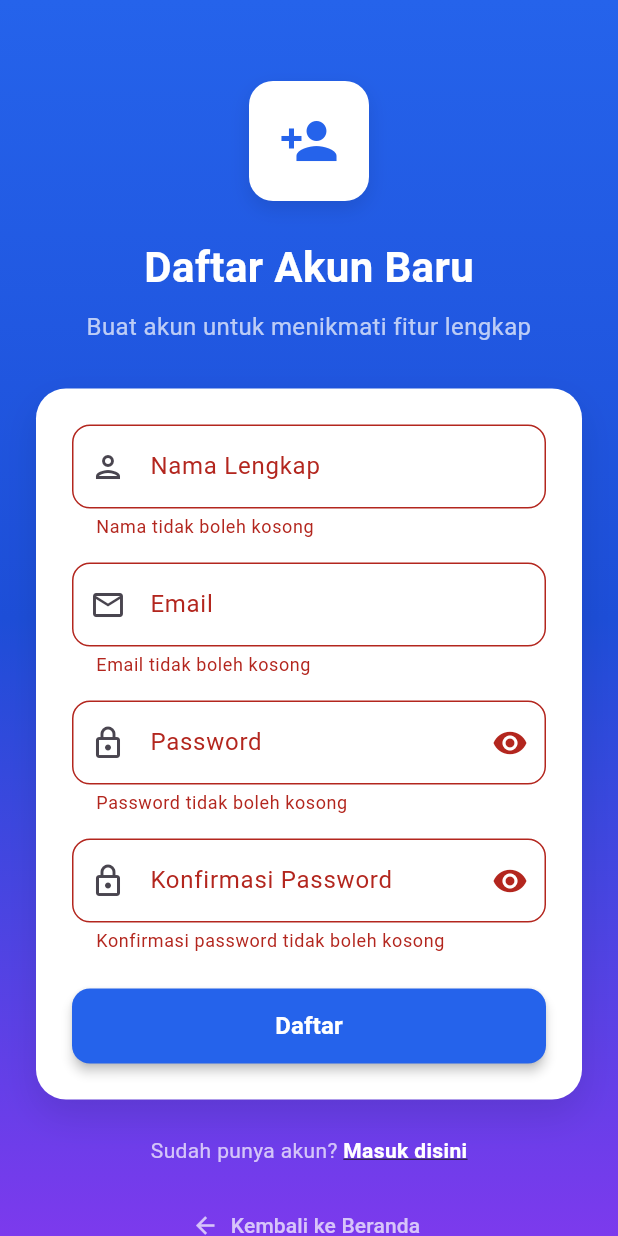
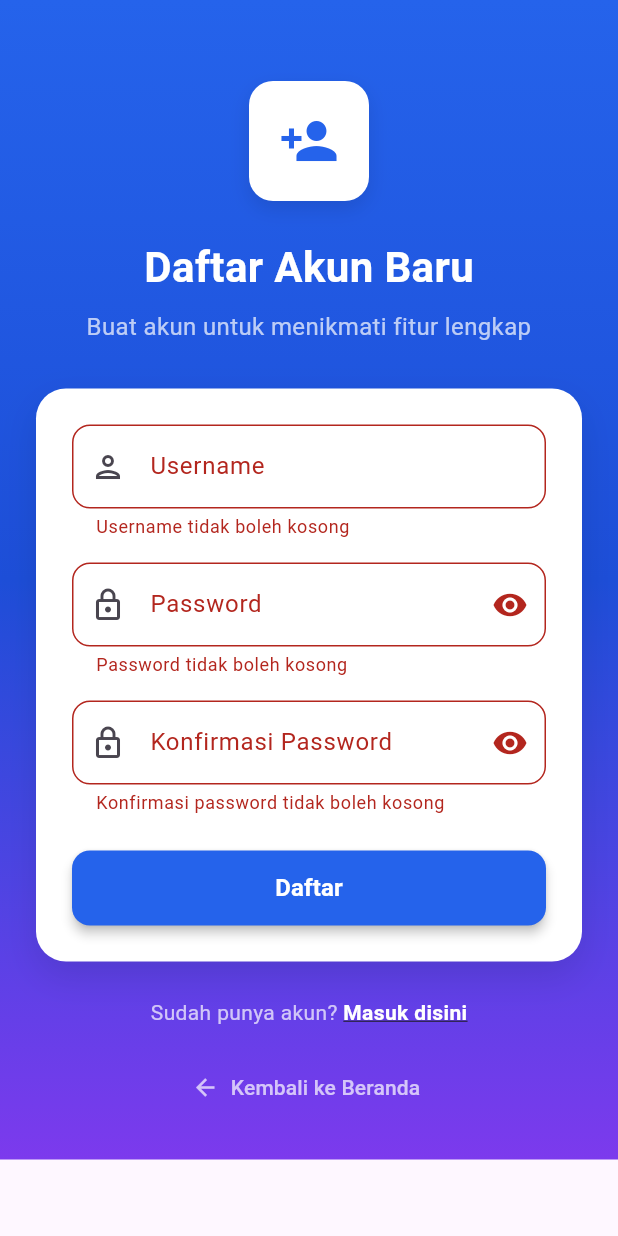
Before and after one commit to Kyz7/m_smart_planner, a Flutter app: the RegisterScreen screen opened by its route, after a tap on "Daftar", on a phone screen of 412 x 824 dp. Run offline on Flutter 3.47's test engine with Material 3 defaults, Android fonts, the phone set to English and light mode, and no system bars; our stand-ins replace cached_network_image, geocoding, geolocator, share_plus, shared_preferences, webview_flutter; accounts and stored records are empty; network calls fail.

Commit message:
login fix

```diff
--- a/lib/providers/auth_provider.dart
+++ b/lib/providers/auth_provider.dart
@@ -31,12 +31,14 @@ class AuthProvider with ChangeNotifier {
     }
   }
 
-  Future<bool> login(String email, String password) async {
+  // Changed parameter name from 'email' to 'username'
+  Future<bool> login(String username, String password) async {
     _isLoading = true;
     notifyListeners();
 
     try {
-      final response = await ApiService.login(email, password);
+      // Pass username instead of email to the API service
+      final response = await ApiService.login(username, password);
 
       final prefs = await SharedPreferences.getInstance();
       await prefs.setString('token', response['token']);
--- a/lib/screens/login_screen.dart
+++ b/lib/screens/login_screen.dart
@@ -11,13 +11,13 @@ class LoginScreen extends StatefulWidget {
 
 class _LoginScreenState extends State<LoginScreen> {
   final _formKey = GlobalKey<FormState>();
-  final _emailController = TextEditingController();
+  final _usernameController = TextEditingController(); // Changed from _emailController
   final _passwordController = TextEditingController();
   bool _obscurePassword = true;
 
   @override
   void dispose() {
-    _emailController.dispose();
+    _usernameController.dispose(); // Changed from _emailController
     _passwordController.dispose();
     super.dispose();
   }
@@ -29,7 +29,7 @@ class _LoginScreenState extends State<LoginScreen> {
 
       try {
         final success = await authProvider.login(
-          _emailController.text.trim(),
+          _usernameController.text.trim(), // Changed from _emailController
           _passwordController.text,
         );
 
@@ -136,11 +136,11 @@ class _LoginScreenState extends State<LoginScreen> {
                     child: Column(
                       children: [
                         TextFormField(
-                          controller: _emailController,
-                          keyboardType: TextInputType.emailAddress,
+                          controller: _usernameController, // Changed from _emailController
+                          keyboardType: TextInputType.text, // Changed from emailAddress
                           decoration: InputDecoration(
-                            labelText: 'Email',
-                            prefixIcon: Icon(Icons.email_outlined),
+                            labelText: 'Username', // Changed from 'Email'
+                            prefixIcon: Icon(Icons.person_outlined), // Changed from email_outlined
                             border: OutlineInputBorder(
                               borderRadius: BorderRadius.circular(12),
                             ),
@@ -151,11 +151,9 @@ class _LoginScreenState extends State<LoginScreen> {
                           ),
                           validator: (value) {
                             if (value == null || value.isEmpty) {
-                              return 'Email tidak boleh kosong';
+                              return 'Username tidak boleh kosong'; // Changed validation message
                             }
-                            if (!RegExp(r'^[\w-\.]+@([\w-]+\.)+[\w-]{2,4}$').hasMatch(value)) {
-                              return 'Format email tidak valid';
-                            }
+                            // Removed email regex validation
                             return null;
                           },
                         ),
--- a/lib/screens/register_screen.dart
+++ b/lib/screens/register_screen.dart
@@ -10,8 +10,7 @@ class RegisterScreen extends StatefulWidget {
 
 class _RegisterScreenState extends State<RegisterScreen> {
   final _formKey = GlobalKey<FormState>();
-  final _nameController = TextEditingController();
-  final _emailController = TextEditingController();
+  final _usernameController = TextEditingController();
   final _passwordController = TextEditingController();
   final _confirmPasswordController = TextEditingController();
   bool _obscurePassword = true;
@@ -19,8 +18,7 @@ class _RegisterScreenState extends State<RegisterScreen> {
 
   @override
   void dispose() {
-    _nameController.dispose();
-    _emailController.dispose();
+    _usernameController.dispose();
     _passwordController.dispose();
     _confirmPasswordController.dispose();
     super.dispose();
@@ -32,19 +30,19 @@ class _RegisterScreenState extends State<RegisterScreen> {
 
       try {
         final success = await authProvider.register({
-          'name': _nameController.text.trim(),
-          'email': _emailController.text.trim(),
+          'username': _usernameController.text.trim(),
           'password': _passwordController.text,
         });
 
         if (success) {
           ScaffoldMessenger.of(context).showSnackBar(
             SnackBar(
-              content: Text('Registrasi berhasil!'),
+              content: Text('Pendaftaran berhasil! Silakan login dengan akun Anda.'),
               backgroundColor: Colors.green,
             ),
           );
-          Navigator.pushReplacementNamed(context, '/home');
+          // Navigate to login instead of home after successful registration
+          Navigator.pushReplacementNamed(context, '/login');
         }
       } catch (e) {
         ScaffoldMessenger.of(context).showSnackBar(
@@ -137,10 +135,9 @@ class _RegisterScreenState extends State<RegisterScreen> {
                     child: Column(
                       children: [
                         TextFormField(
-                          controller: _nameController,
-                          textCapitalization: TextCapitalization.words,
+                          controller: _usernameController,
                           decoration: InputDecoration(
-                            labelText: 'Nama Lengkap',
+                            labelText: 'Username',
                             prefixIcon: Icon(Icons.person_outlined),
                             border: OutlineInputBorder(
                               borderRadius: BorderRadius.circular(12),
@@ -152,35 +149,10 @@ class _RegisterScreenState extends State<RegisterScreen> {
                           ),
                           validator: (value) {
                             if (value == null || value.isEmpty) {
-                              return 'Nama tidak boleh kosong';
+                              return 'Username tidak boleh kosong';
                             }
-                            if (value.length < 2) {
-                              return 'Nama terlalu pendek';
-                            }
-                            return null;
-                          },
-                        ),
-                        SizedBox(height: 16),
-                        TextFormField(
-                          controller: _emailController,
-                          keyboardType: TextInputType.emailAddress,
-                          decoration: InputDecoration(
-                            labelText: 'Email',
-                            prefixIcon: Icon(Icons.email_outlined),
-                            border: OutlineInputBorder(
-                              borderRadius: BorderRadius.circular(12),
-                            ),
-                            focusedBorder: OutlineInputBorder(
-                              borderRadius: BorderRadius.circular(12),
-                              borderSide: BorderSide(color: Color(0xFF2563EB)),
-                            ),
-                          ),
-                          validator: (value) {
-                            if (value == null || value.isEmpty) {
-                              return 'Email tidak boleh kosong';
-                            }
-                            if (!RegExp(r'^[\w-\.]+@([\w-]+\.)+[\w-]{2,4}$').hasMatch(value)) {
-                              return 'Format email tidak valid';
+                            if (value.length < 3) {
+                              return 'Username minimal 3 karakter';
                             }
                             return null;
                           },
--- a/lib/services/api_service.dart
+++ b/lib/services/api_service.dart
@@ -19,11 +19,11 @@ class ApiService {
   }
 
   // Authentication
-  static Future<Map<String, dynamic>> login(String email, String password) async {
+  static Future<Map<String, dynamic>> login(String username, String password) async {
     final response = await http.post(
       Uri.parse('$baseUrl/auth/login'),
       headers: await _getHeaders(),
-      body: jsonEncode({'email': email, 'password': password}),
+      body: jsonEncode({'username': username, 'password': password}),
     );
 
     if (response.statusCode == 200) {
--- a/pubspec.yaml
+++ b/pubspec.yaml
@@ -45,6 +45,7 @@ dependencies:
   webview_flutter: ^4.13.0
   share_plus: ^11.0.0
   url_launcher: ^6.3.1
+  flutter_localization: ^0.3.2
 
 dev_dependencies:
   flutter_test:
```
Also changed, not shown: lib/main.dart (+23 -1 lines), pubspec.lock, 5 other files.
